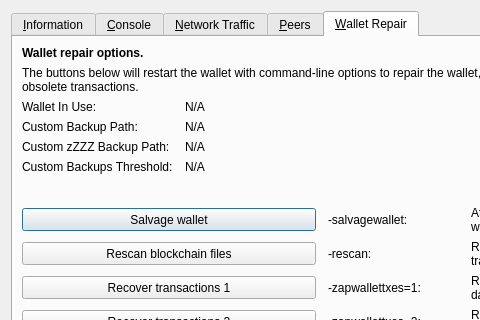
jonspock/tessa, file src/qt/forms/rpcconsole.ui: the form before one commit; both pictures show x 0 to 480 and y 0 to 320 of the 769 by 485 pixel window.
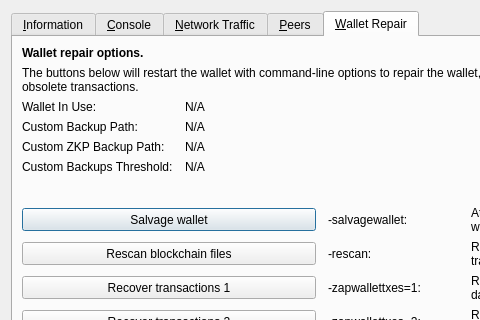
The form after the commit. The open tabs and pages were chosen to show the change. Icons and pictures are not drawn. Custom widgets are drawn as their Qt base class.

```diff
--- a/src/qt/forms/rpcconsole.ui
+++ b/src/qt/forms/rpcconsole.ui
@@ -1305,7 +1305,7 @@
        <item row="4" column="0">
         <widget class="QLabel" name="wallet_customzkpbackuppath_label">
          <property name="text">
-          <string>Custom zZZZ Backup Path:</string>
+          <string>Custom ZKP Backup Path:</string>
          </property>
          <property name="visible">
           <bool>false</bool>
```
